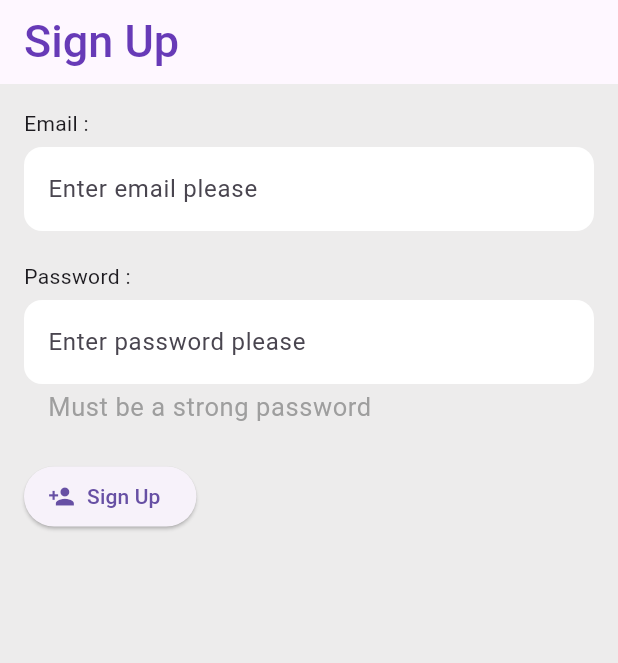
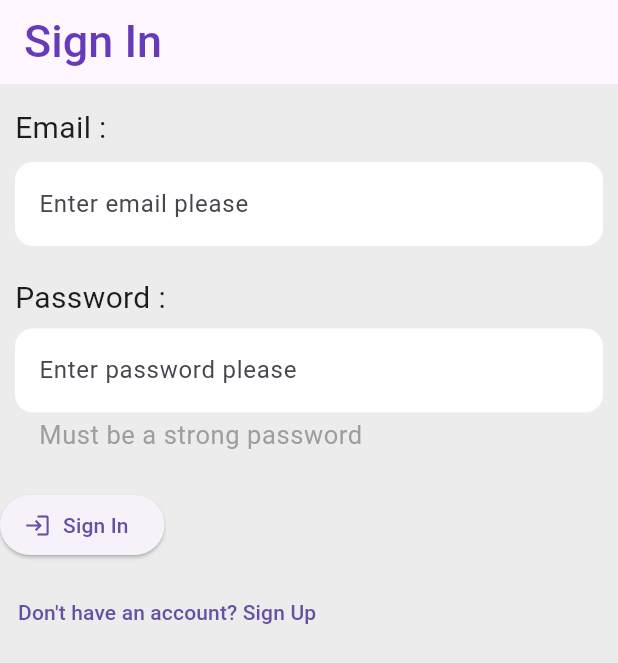
Before and after one commit to reemaltarshe/task_6-Supabase, a Flutter app: the screen it shows after launch, on a phone screen of 412 x 824 dp. Shown: the top 663 px of the screen. Run offline on Flutter 3.47's test engine with Material 3 defaults, Android fonts, the phone set to English and light mode, and no system bars; our stand-ins replace bloc, flutter_bloc, flutter_dotenv, get_it, injectable, supabase_flutter; missing offline and left inert: glaze_nav_bar; accounts and stored records are empty.

Commit message:
Add sign in

```diff
--- a/lib/core/presentation/splash/splash_screen.dart
+++ b/lib/core/presentation/splash/splash_screen.dart
@@ -1,6 +1,7 @@
 import 'package:flutter/material.dart';
 import 'package:supabase_flutter/supabase_flutter.dart';
 
+import '../../../features/auth/presentation/pages/sign_in_page.dart';
 import '../../../features/auth/presentation/pages/sign_up_page.dart';
 import '../../widget/nav_bar/nav_bar.dart';
 
@@ -57,8 +58,8 @@ class _SplashScreenState extends State<SplashScreen>
     Navigator.pushReplacement(
       context,
       MaterialPageRoute(
-        builder: (_) =>
-        session == null ? const SignUpPage() : const NavBar(),
+        builder: (context) =>
+        session == null ? SignInPage() : const NavBar(),
       ),
     );
   }
--- /dev/null
+++ b/lib/features/auth/domain/usecase/log_out_use_case.dart
@@ -0,0 +1,12 @@
+import 'package:injectable/injectable.dart';
+import 'package:supabase_app/features/auth/domain/repo/user_repo.dart';
+@injectable
+class LogOutUseCase {
+  final UserRepo repository;
+
+  LogOutUseCase({required this.repository});
+
+ Future<void> call() async{
+    return await repository.logOut();
+  }
+}
--- /dev/null
+++ b/lib/features/auth/domain/usecase/sign_in_use_case.dart
@@ -0,0 +1,14 @@
+import 'package:injectable/injectable.dart';
+import 'package:supabase_app/features/auth/domain/entity/user_entity.dart';
+
+import '../repo/user_repo.dart';
+@injectable
+class SignInUseCase {
+  final UserRepo repository;
+
+  SignInUseCase({required this.repository});
+
+  Future<UserEntity>call({required String email,required String password}) async{
+    return await repository.signIn(email: email, password: password);
+  }
+}
--- a/lib/features/auth/presentation/cubit/auth_state.dart
+++ b/lib/features/auth/presentation/cubit/auth_state.dart
@@ -13,7 +13,13 @@ final class AuthSuccess extends AuthState {
   AuthSuccess({required this.user});
 }
 
-class AuthLoggedOut extends AuthState {}
+class AuthUnauthenticated extends AuthState {}
+
+class AuthAuthenticated extends AuthState {
+  final UserEntity user;
+
+  AuthAuthenticated(this.user);
+}
 
 
 final class AuthError extends AuthState {
--- /dev/null
+++ b/lib/features/auth/presentation/pages/sign_in_page.dart
@@ -0,0 +1,108 @@
+import 'package:flutter/cupertino.dart';
+import 'package:flutter/material.dart';
+import 'package:flutter_bloc/flutter_bloc.dart';
+import 'package:supabase_app/features/auth/presentation/cubit/auth_cubit.dart';
+import 'package:supabase_app/features/auth/presentation/pages/sign_up_page.dart';
+
+import '../../../../core/widget/nav_bar/nav_bar.dart';
+import '../../../books/presentation/widget/custom_text_field.dart';
+
+class SignInPage extends StatelessWidget {
+  final _emailcontroller = TextEditingController();
+  final _passcontroller= TextEditingController();
+   SignInPage({super.key});
+
+
+
+  @override
+  Widget build(BuildContext context) {
+    return Scaffold(
+      backgroundColor:  Color(0xFFEDECEC),
+      appBar: AppBar(title: Text('Sign In ',style: TextStyle(color: Colors.deepPurple, fontSize: 30, fontWeight: FontWeight.w500)),
+      elevation: 0,
+      ),
+      body: BlocConsumer<AuthCubit,AuthState>(
+        listener: (context,state){
+          if(state is AuthAuthenticated){
+            Navigator.pushReplacement(
+                context,
+            MaterialPageRoute(builder: (_) => const NavBar())
+            );
+            ScaffoldMessenger.of(context).showSnackBar(SnackBar(content:  Text('Done')));
+          }
+          if(state is AuthError){
+            ScaffoldMessenger.of(context).showSnackBar(
+              SnackBar(content: Text(state.message)),
+            );
+          }
+        },
+          builder: (context,state){
+          return Column(
+            crossAxisAlignment: CrossAxisAlignment.start,
+            children: [
+              Padding(
+                padding: const EdgeInsets.only(left: 10,top: 15,bottom: 8),
+                child: const Text("Email :" ,style: TextStyle(fontSize: 20),),
+              ),
+              Padding(
+                padding: const EdgeInsets.only(left: 10, right: 10),
+                child: CustomTextField(
+                    controller: _emailcontroller,
+                    hint: 'Enter email please'
+                ),
+              ),
+              const SizedBox(height: 20,),
+              Padding(
+                padding: const EdgeInsets.only(left: 10),
+                child: const Text("Password :",style: TextStyle(fontSize: 20),),
+              ),
+              const SizedBox(height: 6,),
+              Padding(
+                padding: const EdgeInsets.only(left: 10,right: 10),
+                child: CustomTextField(
+                    helperText: 'Must be a strong password',
+                    controller: _passcontroller,
+                    hint: 'Enter password please'
+                ),
+              ),
+              const SizedBox(height: 24),
+            if(state is AuthLoading)
+            const CircularProgressIndicator()
+            else
+              ElevatedButton.icon(
+                  onPressed: (){
+                    if (_emailcontroller.text.isEmpty ||
+                        _passcontroller.text.isEmpty) {
+                      ScaffoldMessenger.of(context).showSnackBar(
+                        const SnackBar(content: Text('Please fill all fields')),
+                      );
+                      return;
+                    }
+                    context.read<AuthCubit>().signIn(
+                      _emailcontroller.text,
+                      _passcontroller.text,
+                    );
+                  },
+                  label: const Text('Sign In'),
+              icon: Icon(Icons.login),
+              ),
+              const SizedBox(height: 10),
+              TextButton(
+                  onPressed:(){
+                    Navigator.pushReplacement(
+                        context,
+                        MaterialPageRoute(
+                            builder: (_) => SignUpPage()
+                        )
+                    );
+                  },
+                  child: Text("Don't have an account? Sign Up"))
+            ],
+          );
+
+    },
+      ),
+
+    );
+  }
+}
```
Also changed, not shown: lib/features/auth/data/datasource/user_remot_data_source.dart (+14 -0 lines), lib/features/auth/data/repo_imp/user_repo_imp.dart (+10 -0 lines), lib/features/auth/domain/repo/user_repo.dart (+7 -0 lines), lib/features/auth/presentation/cubit/auth_cubit.dart (+28 -1 lines), lib/features/auth/presentation/pages/sign_up_page.dart (+10 -10 lines), lib/features/authors/presentation/pages/authors_page.dart (+30 -1 lines), lib/core/dependency_injectable/injection.config.dart.
